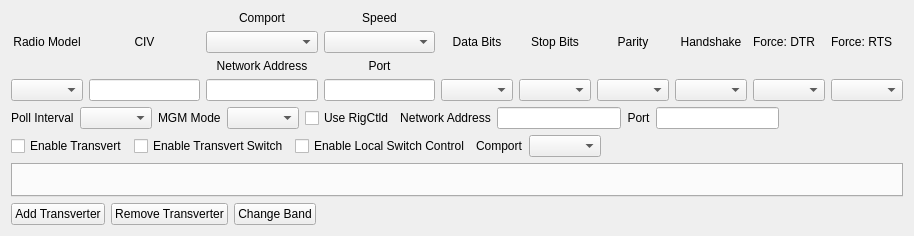
Before: the Qt Designer form mqt/MqtRigControl/rigsetupform.ui in Rsclub22/Minos2-Mirror, drawn with Qt 5.
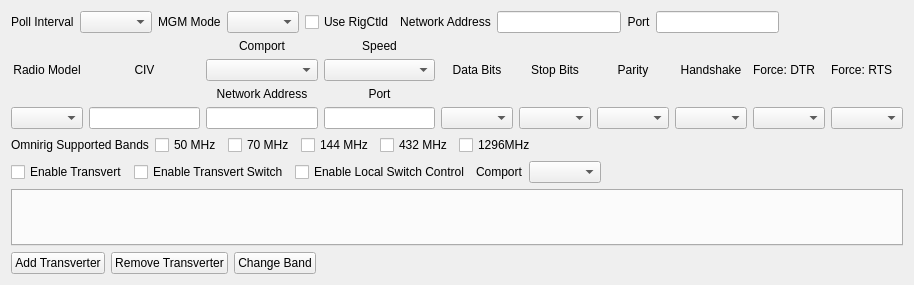
After: the same form once the commit is applied. Custom widgets are drawn as their Qt base class.

Commit message: more omnirig - status

The edit to the form file:
```diff
--- a/mqt/MqtRigControl/rigsetupform.ui
+++ b/mqt/MqtRigControl/rigsetupform.ui
@@ -7,13 +7,100 @@
     <x>0</x>
     <y>0</y>
     <width>914</width>
-    <height>236</height>
+    <height>285</height>
    </rect>
   </property>
   <property name="windowTitle">
    <string>Form</string>
   </property>
   <layout class="QVBoxLayout" name="verticalLayout_5">
+   <item>
+    <layout class="QHBoxLayout" name="horizontalLayout_14">
+     <item>
+      <widget class="QLabel" name="pollIntervalLbl">
+       <property name="text">
+        <string>Poll Interval</string>
+       </property>
+      </widget>
+     </item>
+     <item>
+      <widget class="QComboBox" name="pollInterval"/>
+     </item>
+     <item>
+      <widget class="QLabel" name="label">
+       <property name="text">
+        <string>MGM Mode</string>
+       </property>
+      </widget>
+     </item>
+     <item>
+      <widget class="QComboBox" name="mgmBox"/>
+     </item>
+     <item>
+      <widget class="QCheckBox" name="useRigCtldChkBox">
+       <property name="text">
+        <string>Use RigCtld</string>
+       </property>
+      </widget>
+     </item>
+     <item>
+      <widget class="QLabel" name="rigCtldNetworkAddLbl">
+       <property name="text">
+        <string>Network Address</string>
+       </property>
+       <property name="alignment">
+        <set>Qt::AlignCenter</set>
+       </property>
+      </widget>
+     </item>
+     <item>
+      <widget class="QLineEdit" name="rigCtldNetworkAddBox">
+       <property name="maxLength">
+        <number>15</number>
+       </property>
+       <property name="clearButtonEnabled">
+        <bool>true</bool>
+       </property>
+      </widget>
+     </item>
+     <item>
+      <widget class="QLabel" name="rigCtldNetPortLbl">
+       <property name="text">
+        <string>Port</string>
+       </property>
+       <property name="alignment">
+        <set>Qt::AlignCenter</set>
+       </property>
+      </widget>
+     </item>
+     <item>
+      <widget class="QLineEdit" name="rigCtldNetPortBox">
+       <property name="inputMask">
+        <string/>
+       </property>
+       <property name="maxLength">
+        <number>32767</number>
+       </property>
+       <property name="clearButtonEnabled">
+        <bool>true</bool>
+       </property>
+      </widget>
+     </item>
+     <item>
+      <spacer name="horizontalSpacer_7">
+       <property name="orientation">
+        <enum>Qt::Horizontal</enum>
+       </property>
+       <property name="sizeHint" stdset="0">
+        <size>
+         <width>40</width>
+         <height>20</height>
+        </size>
+       </property>
+      </spacer>
+     </item>
+    </layout>
+   </item>
    <item>
     <layout class="QHBoxLayout" name="horizontalLayout_12">
      <item>
@@ -241,79 +328,51 @@
     </layout>
    </item>
    <item>
-    <layout class="QHBoxLayout" name="horizontalLayout_14">
+    <layout class="QHBoxLayout" name="horizontalLayout_3">
      <item>
-      <widget class="QLabel" name="pollIntervalLbl">
+      <widget class="QLabel" name="label_2">
        <property name="text">
-        <string>Poll Interval</string>
+        <string>Omnirig Supported Bands</string>
        </property>
       </widget>
      </item>
      <item>
-      <widget class="QComboBox" name="pollInterval"/>
-     </item>
-     <item>
-      <widget class="QLabel" name="label">
+      <widget class="QCheckBox" name="sup50MhzChkbox">
        <property name="text">
-        <string>MGM Mode</string>
+        <string>50 MHz</string>
        </property>
       </widget>
      </item>
      <item>
-      <widget class="QComboBox" name="mgmBox"/>
-     </item>
-     <item>
-      <widget class="QCheckBox" name="useRigCtldChkBox">
+      <widget class="QCheckBox" name="sup70MhzChkbox">
        <property name="text">
-        <string>Use RigCtld</string>
+        <string>70 MHz</string>
        </property>
       </widget>
      </item>
      <item>
-      <widget class="QLabel" name="rigCtldNetworkAddLbl">
+      <widget class="QCheckBox" name="sup144MhzChkbox">
        <property name="text">
-        <string>Network Address</string>
+        <string>144 MHz</string>
        </property>
-       <property name="alignment">
-        <set>Qt::AlignCenter</set>
-       </property>
       </widget>
      </item>
      <item>
-      <widget class="QLineEdit" name="rigCtldNetworkAddBox">
-       <property name="maxLength">
-        <number>15</number>
+      <widget class="QCheckBox" name="sup432MhzChkbox">
+       <property name="text">
+        <string>432 MHz</string>
        </property>
-       <property name="clearButtonEnabled">
-        <bool>true</bool>
-       </property>
       </widget>
      </item>
      <item>
-      <widget class="QLabel" name="rigCtldNetPortLbl">
+      <widget class="QCheckBox" name="sup1956MhzChkbox">
        <property name="text">
-        <string>Port</string>
+        <string>1296MHz</string>
        </property>
-       <property name="alignment">
-        <set>Qt::AlignCenter</set>
-       </property>
       </widget>
      </item>
      <item>
-      <widget class="QLineEdit" name="rigCtldNetPortBox">
-       <property name="inputMask">
-        <string/>
-       </property>
-       <property name="maxLength">
-        <number>32767</number>
-       </property>
-       <property name="clearButtonEnabled">
-        <bool>true</bool>
-       </property>
-      </widget>
-     </item>
-     <item>
-      <spacer name="horizontalSpacer_7">
+      <spacer name="horizontalSpacer_3">
        <property name="orientation">
         <enum>Qt::Horizontal</enum>
        </property>
```
The commit also changes 5 other files.
